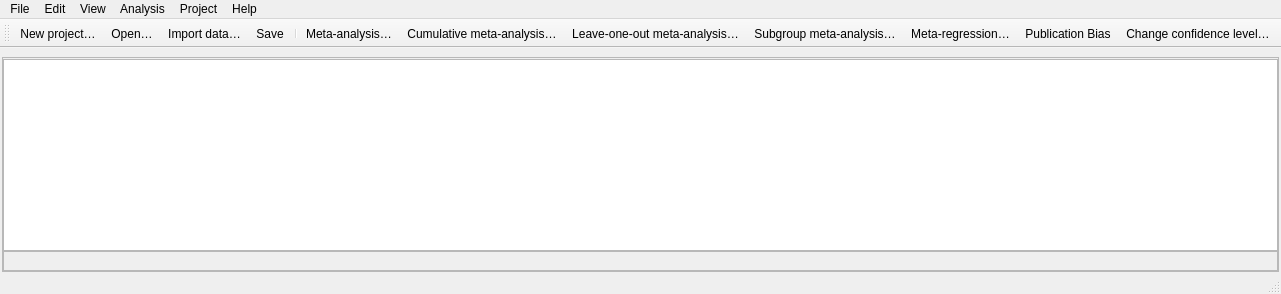
Qt form src/rc_metastudio/forms/main_window.ui (AliSalman-et-al/rc-metastudio) before a commit.
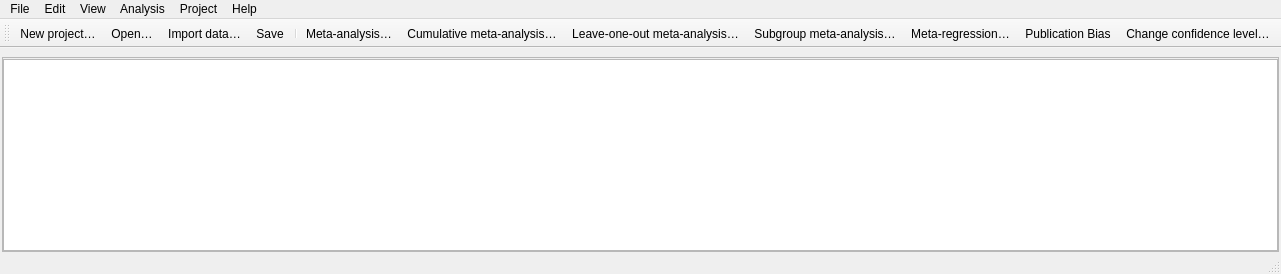
The same form after that commit. Icons and pictures are not drawn.

Diff of the .ui file:
```diff
--- a/src/rc_metastudio/forms/main_window.ui
+++ b/src/rc_metastudio/forms/main_window.ui
@@ -79,47 +79,6 @@
            </property>
           </widget>
          </item>
-         <item>
-          <widget class="QFrame" name="frame">
-           <property name="frameShape">
-            <enum>QFrame::StyledPanel</enum>
-           </property>
-           <property name="frameShadow">
-            <enum>QFrame::Raised</enum>
-           </property>
-           <layout class="QHBoxLayout" name="horizontalLayout">
-            <property name="spacing">
-             <number>0</number>
-            </property>
-            <property name="margin">
-             <number>0</number>
-            </property>
-            <item>
-             <layout class="QHBoxLayout" name="control_button_layout">
-              <property name="spacing">
-               <number>0</number>
-              </property>
-              </layout>
-            </item>
-            <item>
-             <spacer name="horizontalSpacer">
-              <property name="orientation">
-               <enum>Qt::Horizontal</enum>
-              </property>
-              <property name="sizeHint" stdset="0">
-               <size>
-                <width>396</width>
-                <height>18</height>
-               </size>
-              </property>
-             </spacer>
-            </item>
-            <item>
-             <layout class="QHBoxLayout" name="confidence_interval_layout" />
-            </item>
-           </layout>
-          </widget>
-         </item>
         </layout>
        </item>
       </layout>
```
Left out of the diff: 2 changed lines with no effect on the pictures.
